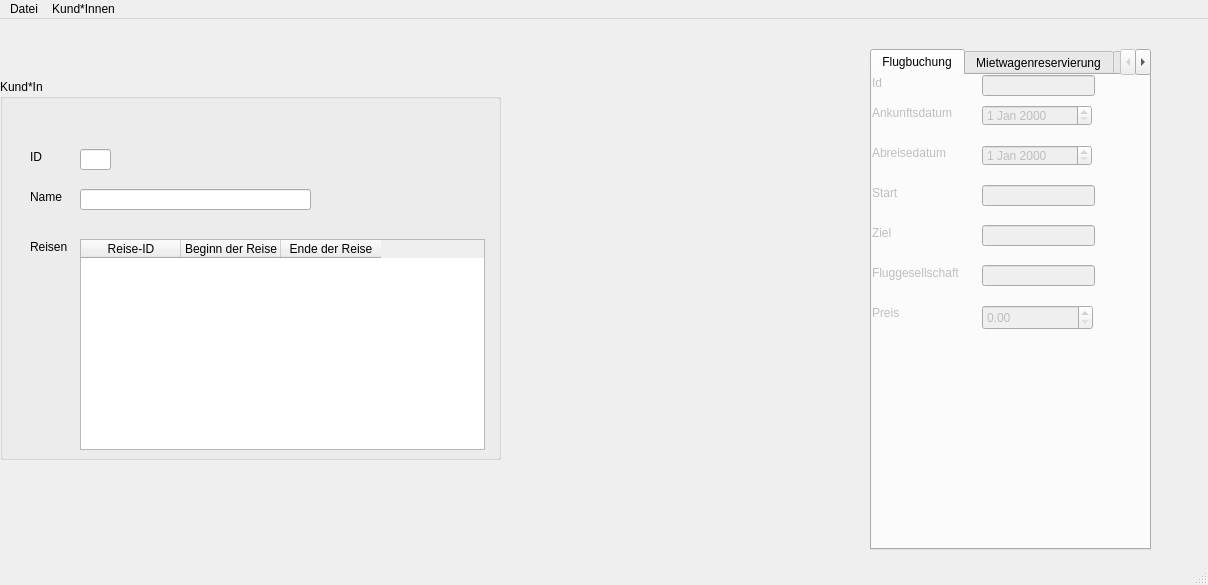
Old version of the form TravelAgencyUI.ui in the repository TheTobiTiger02/PG2Praktikum3.
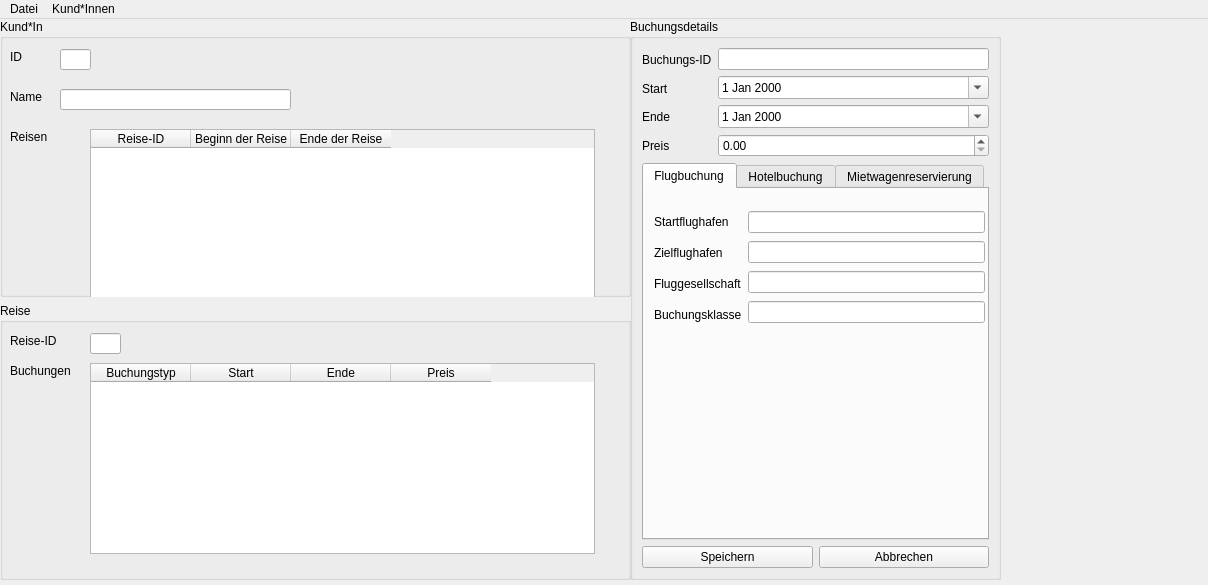
New version of the form.

```diff
--- a/TravelAgencyUI.ui
+++ b/TravelAgencyUI.ui
@@ -2,6 +2,9 @@
 <ui version="4.0">
  <class>TravelAgencyUI</class>
  <widget class="QMainWindow" name="TravelAgencyUI">
+  <property name="enabled">
+   <bool>true</bool>
+  </property>
   <property name="geometry">
    <rect>
     <x>0</x>
@@ -14,357 +17,236 @@
    <string>TravelAgencyUI</string>
   </property>
   <widget class="QWidget" name="centralwidget">
-   <widget class="QTabWidget" name="tabWidget">
-    <property name="enabled">
-     <bool>true</bool>
-    </property>
+   <widget class="QGroupBox" name="bookingGroupBox">
     <property name="geometry">
      <rect>
-      <x>870</x>
-      <y>30</y>
-      <width>281</width>
-      <height>501</height>
+      <x>630</x>
+      <y>0</y>
+      <width>371</width>
+      <height>561</height>
      </rect>
     </property>
-    <property name="currentIndex">
-     <number>0</number>
+    <property name="title">
+     <string>Buchungsdetails</string>
     </property>
-    <widget class="QWidget" name="flightTab">
-     <property name="enabled">
-      <bool>false</bool>
-     </property>
-     <property name="accessibleName">
-      <string/>
-     </property>
-     <attribute name="title">
-      <string>Flugbuchung</string>
-     </attribute>
+    <layout class="QVBoxLayout" name="verticalLayout_9">
+     <item>
+      <layout class="QHBoxLayout" name="horizontalLayout_2">
+       <item>
+        <layout class="QVBoxLayout" name="verticalLayout_3">
+         <item>
      <widget class="QLabel" name="label">
-      <property name="geometry">
-       <rect>
-        <x>0</x>
-        <y>0</y>
-        <width>49</width>
-        <height>16</height>
-       </rect>
-      </property>
       <property name="text">
-       <string>Id</string>
-      </property>
-     </widget>
-     <widget class="QLineEdit" name="flightIdLineEdit">
-      <property name="enabled">
-       <bool>false</bool>
-      </property>
-      <property name="geometry">
-       <rect>
-        <x>110</x>
-        <y>0</y>
-        <width>113</width>
-        <height>21</height>
-       </rect>
-      </property>
-     </widget>
+            <string>Buchungs-ID</string>
+           </property>
+          </widget>
+         </item>
+         <item>
      <widget class="QLabel" name="label_2">
-      <property name="geometry">
-       <rect>
-        <x>0</x>
-        <y>30</y>
-        <width>91</width>
-        <height>16</height>
-       </rect>
-      </property>
       <property name="text">
-       <string>Ankunftsdatum</string>
-      </property>
-     </widget>
-     <widget class="QDateEdit" name="flightFromDateEdit">
-      <property name="enabled">
-       <bool>false</bool>
-      </property>
-      <property name="geometry">
-       <rect>
-        <x>110</x>
-        <y>30</y>
-        <width>110</width>
-        <height>21</height>
-       </rect>
-      </property>
-     </widget>
+            <string>Start</string>
+           </property>
+          </widget>
+         </item>
+         <item>
      <widget class="QLabel" name="label_3">
-      <property name="geometry">
-       <rect>
-        <x>0</x>
-        <y>70</y>
-        <width>81</width>
-        <height>16</height>
-       </rect>
-      </property>
       <property name="text">
-       <string>Abreisedatum</string>
-      </property>
-     </widget>
-     <widget class="QDateEdit" name="flightToDateEdit">
-      <property name="enabled">
-       <bool>false</bool>
-      </property>
-      <property name="geometry">
-       <rect>
-        <x>110</x>
-        <y>70</y>
-        <width>110</width>
-        <height>21</height>
-       </rect>
-      </property>
-     </widget>
+            <string>Ende</string>
+           </property>
+          </widget>
+         </item>
+         <item>
      <widget class="QLabel" name="label_4">
-      <property name="geometry">
-       <rect>
-        <x>0</x>
-        <y>110</y>
-        <width>49</width>
-        <height>16</height>
-       </rect>
-      </property>
-      <property name="text">
-       <string>Start</string>
-      </property>
-     </widget>
-     <widget class="QLineEdit" name="fromAirportLineEdit">
-      <property name="enabled">
-       <bool>false</bool>
-      </property>
-      <property name="geometry">
-       <rect>
-        <x>110</x>
-        <y>110</y>
-        <width>113</width>
-        <height>21</height>
-       </rect>
-      </property>
-     </widget>
-     <widget class="QLabel" name="label_5">
-      <property name="geometry">
-       <rect>
-        <x>0</x>
-        <y>150</y>
-        <width>49</width>
-        <height>16</height>
-       </rect>
-      </property>
-      <property name="text">
-       <string>Ziel</string>
-      </property>
-     </widget>
-     <widget class="QLineEdit" name="toAirportLineEdit">
-      <property name="enabled">
-       <bool>false</bool>
-      </property>
-      <property name="geometry">
-       <rect>
-        <x>110</x>
-        <y>150</y>
-        <width>113</width>
-        <height>21</height>
-       </rect>
-      </property>
-     </widget>
-     <widget class="QLabel" name="label_6">
-      <property name="geometry">
-       <rect>
-        <x>0</x>
-        <y>190</y>
-        <width>91</width>
-        <height>16</height>
-       </rect>
-      </property>
-      <property name="text">
-       <string>Fluggesellschaft</string>
-      </property>
-     </widget>
-     <widget class="QLineEdit" name="airlineLineEdit">
-      <property name="enabled">
-       <bool>false</bool>
-      </property>
-      <property name="geometry">
-       <rect>
-        <x>110</x>
-        <y>190</y>
-        <width>113</width>
-        <height>21</height>
-       </rect>
-      </property>
-     </widget>
-     <widget class="QLabel" name="label_7">
-      <property name="geometry">
-       <rect>
-        <x>0</x>
-        <y>230</y>
-        <width>49</width>
-        <height>16</height>
-       </rect>
-      </property>
       <property name="text">
        <string>Preis</string>
       </property>
      </widget>
-     <widget class="QDoubleSpinBox" name="flightPriceEdit">
-      <property name="enabled">
-       <bool>false</bool>
-      </property>
-      <property name="geometry">
-       <rect>
-        <x>110</x>
-        <y>230</y>
-        <width>111</width>
-        <height>25</height>
-       </rect>
-      </property>
+         </item>
+        </layout>
+       </item>
+       <item>
+        <layout class="QVBoxLayout" name="verticalLayout_4">
+         <item>
+          <widget class="QLineEdit" name="bookingIdLineEdit">
+           <property name="readOnly">
+            <bool>true</bool>
+           </property>
+          </widget>
+         </item>
+         <item>
+          <widget class="QDateEdit" name="bookingStartDateEdit">
+           <property name="calendarPopup">
+            <bool>true</bool>
+           </property>
+          </widget>
+         </item>
+         <item>
+          <widget class="QDateEdit" name="bookingEndDateEdit">
+           <property name="calendarPopup">
+            <bool>true</bool>
+           </property>
+          </widget>
+         </item>
+         <item>
+          <widget class="QDoubleSpinBox" name="bookingPriceEdit">
       <property name="maximum">
-       <double>99999999.000000000000000</double>
-      </property>
-     </widget>
-    </widget>
-    <widget class="QWidget" name="rentalCarTab">
+            <double>999999999.000000000000000</double>
+           </property>
+          </widget>
+         </item>
+        </layout>
+       </item>
+      </layout>
+     </item>
+     <item>
+      <widget class="QTabWidget" name="bookingTabWidget">
      <property name="enabled">
-      <bool>false</bool>
-     </property>
+        <bool>true</bool>
+       </property>
+       <property name="currentIndex">
+        <number>0</number>
+       </property>
+       <widget class="QWidget" name="flightTab">
      <attribute name="title">
-      <string>Mietwagenreservierung</string>
-     </attribute>
-     <widget class="QDoubleSpinBox" name="rentalCarPriceEdit">
-      <property name="enabled">
-       <bool>false</bool>
-      </property>
+         <string>Flugbuchung</string>
+        </attribute>
+        <widget class="QWidget" name="">
       <property name="geometry">
        <rect>
-        <x>110</x>
-        <y>230</y>
-        <width>111</width>
-        <height>25</height>
-       </rect>
-      </property>
-      <property name="maximum">
-       <double>99999999999.000000000000000</double>
-      </property>
-     </widget>
-     <widget class="QLineEdit" name="companyLineEdit">
-      <property name="enabled">
-       <bool>false</bool>
-      </property>
-      <property name="geometry">
-       <rect>
-        <x>110</x>
-        <y>190</y>
-        <width>113</width>
-        <height>21</height>
-       </rect>
-      </property>
-     </widget>
+           <x>10</x>
+           <y>20</y>
+           <width>331</width>
+           <height>118</height>
+          </rect>
+         </property>
+         <layout class="QHBoxLayout" name="horizontalLayout_3">
+          <item>
+           <layout class="QVBoxLayout" name="verticalLayout_5">
+            <item>
      <widget class="QLabel" name="label_8">
-      <property name="geometry">
-       <rect>
-        <x>0</x>
-        <y>190</y>
-        <width>91</width>
-        <height>16</height>
-       </rect>
-      </property>
       <property name="text">
-       <string>Firma</string>
-      </property>
-     </widget>
+               <string>Startflughafen</string>
+              </property>
+             </widget>
+            </item>
+            <item>
      <widget class="QLabel" name="label_9">
-      <property name="geometry">
-       <rect>
-        <x>0</x>
-        <y>110</y>
-        <width>81</width>
-        <height>16</height>
-       </rect>
-      </property>
       <property name="text">
-       <string>Abholstandort</string>
-      </property>
-     </widget>
-     <widget class="QLineEdit" name="rentalCarIdLineEdit">
-      <property name="enabled">
-       <bool>false</bool>
-      </property>
-      <property name="geometry">
-       <rect>
-        <x>110</x>
-        <y>0</y>
-        <width>113</width>
-        <height>21</height>
-       </rect>
-      </property>
-     </widget>
-     <widget class="QLineEdit" name="returnLocationLineEdit">
-      <property name="enabled">
-       <bool>false</bool>
-      </property>
-      <property name="geometry">
-       <rect>
-        <x>110</x>
-        <y>150</y>
-        <width>113</width>
-        <height>21</height>
-       </rect>
-      </property>
-     </widget>
-     <widget class="QLineEdit" name="pickupLocationLineEdit">
-      <property name="enabled">
-       <bool>false</bool>
-      </property>
-      <property name="geometry">
-       <rect>
-        <x>110</x>
-        <y>110</y>
-        <width>113</width>
-        <height>21</height>
-       </rect>
-      </property>
-     </widget>
-     <widget class="QDateEdit" name="rentalCarFromDateEdit">
-      <property name="enabled">
-       <bool>false</bool>
-      </property>
-      <property name="geometry">
-       <rect>
-        <x>110</x>
-        <y>30</y>
-        <width>110</width>
-        <height>21</height>
-       </rect>
-      </property>
-     </widget>
+               <string>Zielflughafen</string>
+              </property>
+             </widget>
+            </item>
+            <item>
      <widget class="QLabel" name="label_10">
-      <property name="geometry">
-       <rect>
-        <x>0</x>
-        <y>30</y>
-        <width>91</width>
-        <height>16</height>
-       </rect>
-      </property>
       <property name="text">
-       <string>Ankunftsdatum</string>
-      </property>
-     </widget>
+               <string>Fluggesellschaft</string>
+              </property>
+             </widget>
+            </item>
+            <item>
      <widget class="QLabel" name="label_11">
+              <property name="text">
+               <string>Buchungsklasse</string>
+              </property>
+             </widget>
+            </item>
+           </layout>
+          </item>
+          <item>
+           <layout class="QVBoxLayout" name="verticalLayout_6">
+            <item>
+             <widget class="QLineEdit" name="flightStartLineEdit">
+              <property name="enabled">
+               <bool>true</bool>
+              </property>
+             </widget>
+            </item>
+            <item>
+             <widget class="QLineEdit" name="flightEndLineEdit"/>
+            </item>
+            <item>
+             <widget class="QLineEdit" name="flightAirlineLineEdit"/>
+            </item>
+            <item>
+             <widget class="QLineEdit" name="flightClassLineEdit"/>
+            </item>
+           </layout>
+          </item>
+         </layout>
+        </widget>
+       </widget>
+       <widget class="QWidget" name="hotelTab">
+        <attribute name="title">
+         <string>Hotelbuchung</string>
+        </attribute>
+        <widget class="QWidget" name="">
       <property name="geometry">
        <rect>
-        <x>0</x>
-        <y>0</y>
-        <width>49</width>
-        <height>16</height>
-       </rect>
-      </property>
+           <x>10</x>
+           <y>10</y>
+           <width>331</width>
+           <height>88</height>
+          </rect>
+         </property>
+         <layout class="QHBoxLayout" name="horizontalLayout">
+          <item>
+           <layout class="QVBoxLayout" name="verticalLayout">
+            <item>
+             <widget class="QLabel" name="label_5">
       <property name="text">
-       <string>Id</string>
-      </property>
-     </widget>
+               <string>Hotelname</string>
+              </property>
+             </widget>
+            </item>
+            <item>
+             <widget class="QLabel" name="label_6">
+              <property name="text">
+               <string>Stadt</string>
+              </property>
+             </widget>
+            </item>
+            <item>
+             <widget class="QLabel" name="label_7">
+              <property name="text">
+               <string>Zimmertyp</string>
+              </property>
+             </widget>
+            </item>
+           </layout>
+          </item>
+          <item>
+           <layout class="QVBoxLayout" name="verticalLayout_2">
+            <item>
+             <widget class="QLineEdit" name="hotelNameLineEdit"/>
+            </item>
+            <item>
+             <widget class="QLineEdit" name="hotelTownLineEdit"/>
+            </item>
+            <item>
+             <widget class="QLineEdit" name="hotelRoomLineEdit"/>
+            </item>
+           </layout>
+          </item>
+         </layout>
+        </widget>
+       </widget>
+       <widget class="QWidget" name="rentalTab">
+        <attribute name="title">
+         <string>Mietwagenreservierung</string>
+        </attribute>
+        <widget class="QWidget" name="">
+         <property name="geometry">
+          <rect>
+           <x>10</x>
+           <y>10</y>
+           <width>331</width>
+           <height>118</height>
+          </rect>
+         </property>
+         <layout class="QHBoxLayout" name="horizontalLayout_4">
+          <item>
+           <layout class="QVBoxLayout" name="verticalLayout_7">
+            <item>
      <widget class="QLabel" name="label_12">
       <property name="geometry">
        <rect>
@@ -401,46 +283,11 @@
        </rect>
       </property>
       <property name="text">
-       <string>Preis</string>
-      </property>
-     </widget>
-     <widget class="QDateEdit" name="rentalCarToDateEdit">
-      <property name="enabled">
-       <bool>false</bool>
-      </property>
-      <property name="geometry">
-       <rect>
-        <x>110</x>
-        <y>70</y>
-        <width>110</width>
-        <height>21</height>
-       </rect>
-      </property>
-     </widget>
-    </widget>
-    <widget class="QWidget" name="hotelTab">
-     <property name="enabled">
-      <bool>false</bool>
-     </property>
-     <attribute name="title">
-      <string>Hotelbuchung</string>
-     </attribute>
-     <widget class="QDoubleSpinBox" name="hotelPriceEdit">
-      <property name="enabled">
-       <bool>false</bool>
-      </property>
-      <property name="geometry">
-       <rect>
-        <x>110</x>
-        <y>190</y>
-        <width>111</width>
-        <height>25</height>
-       </rect>
-      </property>
-      <property name="maximum">
-       <double>99999999999.000000000000000</double>
-      </property>
-     </widget>
+               <string>Firma</string>
+              </property>
+             </widget>
+            </item>
+            <item>
      <widget class="QLabel" name="label_15">
       <property name="geometry">
        <rect>
@@ -451,158 +298,73 @@
        </rect>
       </property>
       <property name="text">
-       <string>Preis</string>
-      </property>
-     </widget>
-     <widget class="QLabel" name="label_16">
-      <property name="geometry">
-       <rect>
-        <x>0</x>
-        <y>110</y>
-        <width>49</width>
-        <height>16</height>
-       </rect>
-      </property>
-      <property name="text">
-       <string>Hotel</string>
-      </property>
-     </widget>
-     <widget class="QLineEdit" name="hotelIdLineEdit">
-      <property name="enabled">
-       <bool>false</bool>
-      </property>
-      <property name="geometry">
-       <rect>
-        <x>110</x>
-        <y>0</y>
-        <width>113</width>
-        <height>21</height>
-       </rect>
-      </property>
-     </widget>
-     <widget class="QLineEdit" name="cityLineEdit">
-      <property name="enabled">
-       <bool>false</bool>
-      </property>
-      <property name="geometry">
-       <rect>
-        <x>110</x>
-        <y>150</y>
-        <width>113</width>
-        <height>21</height>
-       </rect>
-      </property>
-     </widget>
-     <widget class="QLineEdit" name="hotelLineEdit">
-      <property name="enabled">
-       <bool>false</bool>
-      </property>
-      <property name="geometry">
-       <rect>
-        <x>110</x>
-        <y>110</y>
-        <width>113</width>
-        <height>21</height>
-       </rect>
-      </property>
-     </widget>
-     <widget class="QDateEdit" name="hotelFromDateEdit">
-      <property name="enabled">
-       <bool>false</bool>
-      </property>
-      <property name="geometry">
-       <rect>
-        <x>110</x>
-        <y>30</y>
-        <width>110</width>
-        <height>21</height>
-       </rect>
-      </property>
-     </widget>
-     <widget class="QLabel" name="label_17">
-      <property name="geometry">
-       <rect>
-        <x>0</x>
-        <y>30</y>
-        <width>91</width>
-        <height>16</height>
-       </rect>
-      </property>
+               <string>Fahrzeugklasse</string>
+              </property>
+             </widget>
+            </item>
+           </layout>
+          </item>
+          <item>
+           <layout class="QVBoxLayout" name="verticalLayout_8">
+            <item>
+             <widget class="QLineEdit" name="rentalPickupLineEdit"/>
+            </item>
+            <item>
+             <widget class="QLineEdit" name="rentalReturnLineEdit"/>
+            </item>
+            <item>
+             <widget class="QLineEdit" name="rentalCompanyLineEdit"/>
+            </item>
+            <item>
+             <widget class="QLineEdit" name="rentalClassLineEdit"/>
+            </item>
+           </layout>
+          </item>
+         </layout>
+        </widget>
+       </widget>
+      </widget>
+     </item>
+     <item>
+      <layout class="QHBoxLayout" name="horizontalLayout_5">
+       <item>
+        <widget class="QPushButton" name="saveBookingButton">
       <property name="text">
-       <string>Ankunftsdatum</string>
-      </property>
-     </widget>
-     <widget class="QLabel" name="label_18">
-      <property name="geometry">
-       <rect>
-        <x>0</x>
-        <y>0</y>
-        <width>49</width>
-        <height>16</height>
-       </rect>
-      </property>
+          <string>Speichern</string>
+         </property>
+        </widget>
+       </item>
+       <item>
+        <widget class="QPushButton" name="cancelBookingButton">
       <property name="text">
-       <string>Id</string>
-      </property>
-     </widget>
-     <widget class="QLabel" name="label_19">
-      <property name="geometry">
-       <rect>
-        <x>0</x>
-        <y>150</y>
-        <width>49</width>
-        <height>16</height>
-       </rect>
-      </property>
-      <property name="text">
-       <string>Stadt</string>
-      </property>
-     </widget>
-     <widget class="QLabel" name="label_20">
+          <string>Abbrechen</string>
+         </property>
+        </widget>
+       </item>
+      </layout>
+     </item>
+    </layout>
+   </widget>
+   <widget class="QWidget" name="">
       <property name="geometry">
        <rect>
         <x>0</x>
-        <y>70</y>
-        <width>81</width>
-        <height>16</height>
-       </rect>
-      </property>
-      <property name="text">
-       <string>Abreisedatum</string>
-      </property>
-     </widget>
-     <widget class="QDateEdit" name="hotelToDateEdit">
-      <property name="enabled">
-       <bool>false</bool>
-      </property>
-      <property name="geometry">
-       <rect>
-        <x>110</x>
-        <y>70</y>
-        <width>110</width>
-        <height>21</height>
-       </rect>
-      </property>
-     </widget>
-    </widget>
-   </widget>
+      <y>0</y>
+      <width>631</width>
+      <height>561</height>
+     </rect>
+    </property>
+    <layout class="QVBoxLayout" name="verticalLayout_10">
+     <item>
    <widget class="QGroupBox" name="customerGroupBox">
-    <property name="geometry">
-     <rect>
-      <x>0</x>
-      <y>60</y>
-      <width>501</width>
-      <height>381</height>
-     </rect>
-    </property>
     <property name="title">
      <string>Kund*In</string>
     </property>
     <widget class="QLabel" name="label_21">
      <property name="geometry">
       <rect>
-       <x>30</x>
-       <y>70</y>
+          <x>10</x>
+          <y>30</y>
        <width>49</width>
        <height>16</height>
       </rect>
@@ -614,8 +376,8 @@
     <widget class="QLabel" name="label_22">
      <property name="geometry">
       <rect>
-       <x>30</x>
-       <y>110</y>
+          <x>10</x>
+          <y>70</y>
        <width>49</width>
        <height>16</height>
       </rect>
@@ -627,28 +389,34 @@
     <widget class="QLineEdit" name="customerIdLineEdit">
      <property name="geometry">
       <rect>
-       <x>80</x>
-       <y>70</y>
+          <x>60</x>
+          <y>30</y>
        <width>31</width>
        <height>21</height>
       </rect>
      </property>
+        <property name="readOnly">
+         <bool>true</bool>
+        </property>
     </widget>
     <widget class="QLineEdit" name="customerNameLineEdit">
      <property name="geometry">
       <rect>
-       <x>80</x>
-       <y>110</y>
+          <x>60</x>
+          <y>70</y>
        <width>231</width>
        <height>21</height>
       </rect>
      </property>
+        <property name="readOnly">
+         <bool>true</bool>
+        </property>
     </widget>
     <widget class="QLabel" name="label_23">
      <property name="geometry">
       <rect>
-       <x>30</x>
-       <y>160</y>
+          <x>10</x>
+          <y>110</y>
        <width>49</width>
        <height>16</height>
       </rect>
@@ -660,12 +428,15 @@
     <widget class="QTableWidget" name="customerTravelsTabWidget">
      <property name="geometry">
       <rect>
-       <x>80</x>
-       <y>160</y>
-       <width>405</width>
-       <height>211</height>
-      </rect>
-     </property>
+          <x>90</x>
+          <y>110</y>
+          <width>505</width>
+          <height>181</height>
+         </rect>
+        </property>
+        <property name="horizontalScrollBarPolicy">
+         <enum>Qt::ScrollBarAlwaysOff</enum>
+        </property>
      <property name="cornerButtonEnabled">
       <bool>true</bool>
      </property>
@@ -692,6 +463,91 @@
      </column>
     </widget>
    </widget>
+     </item>
+     <item>
+      <widget class="QGroupBox" name="travelGroupBox">
+       <property name="title">
+        <string>Reise</string>
+       </property>
+       <widget class="QLabel" name="label_24">
+        <property name="geometry">
+         <rect>
+          <x>10</x>
+          <y>30</y>
+          <width>49</width>
+          <height>16</height>
+         </rect>
+        </property>
+        <property name="text">
+         <string>Reise-ID</string>
+        </property>
+       </widget>
+       <widget class="QLabel" name="label_25">
+        <property name="geometry">
+         <rect>
+          <x>10</x>
+          <y>60</y>
+          <width>61</width>
+          <height>16</height>
+         </rect>
+        </property>
+        <property name="text">
+         <string>Buchungen</string>
+        </property>
+       </widget>
+       <widget class="QLineEdit" name="travelIdLineEdit">
+        <property name="geometry">
+         <rect>
+          <x>90</x>
+          <y>30</y>
+          <width>31</width>
+          <height>21</height>
+         </rect>
+        </property>
+        <property name="readOnly">
+         <bool>true</bool>
+        </property>
+       </widget>
+       <widget class="QTableWidget" name="travelBookingsTableWidget">
+        <property name="geometry">
+         <rect>
+          <x>90</x>
+          <y>60</y>
+          <width>505</width>
+          <height>191</height>
+         </rect>
+        </property>
+        <property name="horizontalScrollBarPolicy">
+         <enum>Qt::ScrollBarAlwaysOff</enum>
+        </property>
+        <attribute name="verticalHeaderVisible">
+         <bool>false</bool>
+        </attribute>
+        <column>
+         <property name="text">
+          <string>Buchungstyp</string>
+         </property>
+        </column>
+        <column>
+         <property name="text">
+          <string>Start</string>
+         </property>
+        </column>
+        <column>
+         <property name="text">
+          <string>Ende</string>
+         </property>
+        </column>
+        <column>
+         <property name="text">
+          <string>Preis</string>
+         </property>
+        </column>
+       </widget>
+      </widget>
+     </item>
+    </layout>
+   </widget>
   </widget>
   <widget class="QMenuBar" name="menubar">
    <property name="geometry">
@@ -717,7 +573,6 @@
    <addaction name="menuDatei"/>
    <addaction name="menuKund_Innen"/>
   </widget>
-  <widget class="QStatusBar" name="statusbar"/>
   <action name="actionEinlesen">
    <property name="text">
     <string>Einlesen</string>
```
Left out of the diff: 50 changed lines with no effect on the pictures. Lines whose indentation alone changed are shown as unchanged.
